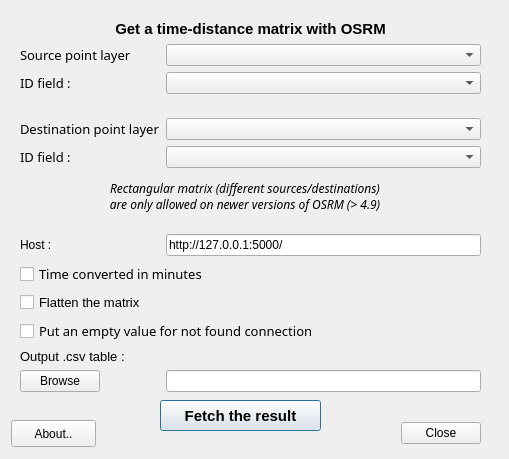
First picture: the form in osrm_table_dialog_base.ui, repository mthh/osrm-qgis-plugin, before the edit.
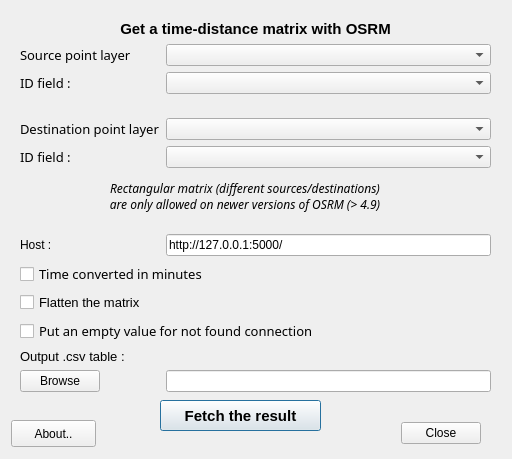
Second picture: the form after the edit. Custom widgets are drawn as their Qt base class.

```diff
--- a/osrm_table_dialog_base.ui
+++ b/osrm_table_dialog_base.ui
@@ -6,7 +6,7 @@
    <rect>
     <x>0</x>
     <y>0</y>
-    <width>509</width>
+    <width>512</width>
     <height>459</height>
    </rect>
   </property>
@@ -67,7 +67,7 @@
     <rect>
      <x>20</x>
      <y>20</y>
-     <width>461</width>
+     <width>471</width>
      <height>372</height>
     </rect>
    </property>
```
